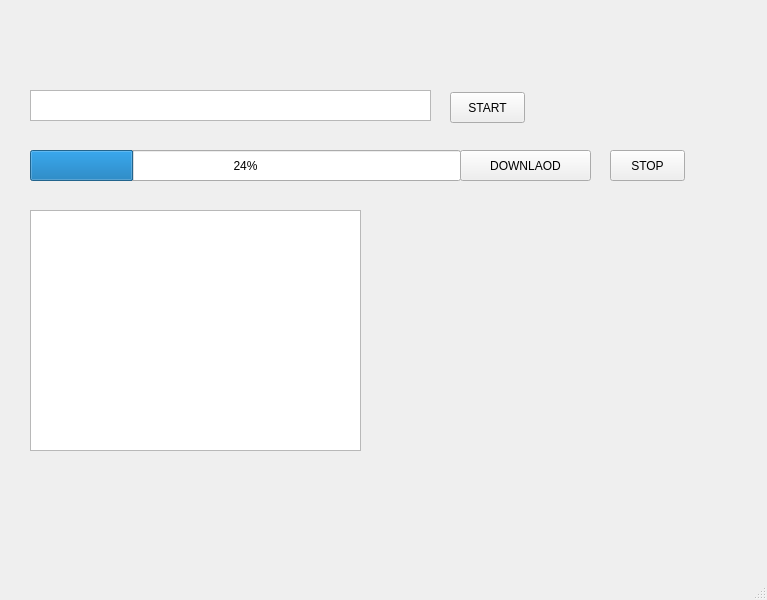
Old version of the form MainWindow.ui in the repository orisharim/Torrent-Client.
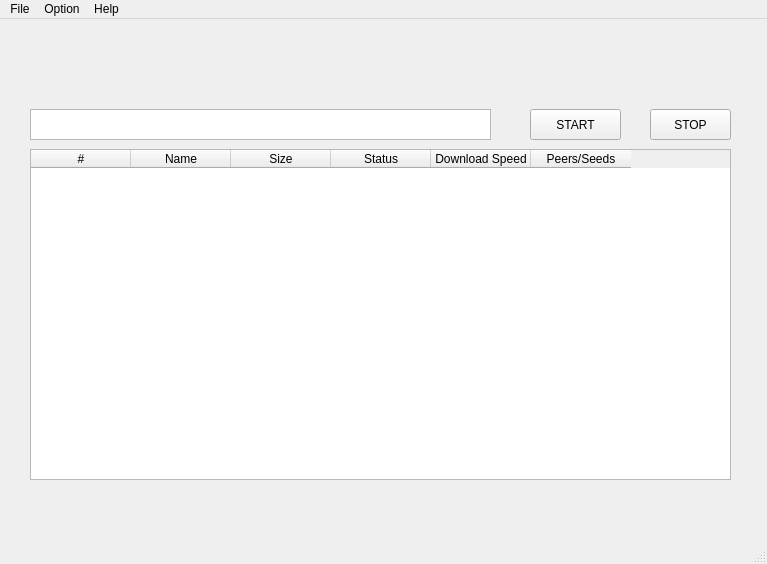
New version of the form.

```diff
--- a/MainWindow.ui
+++ b/MainWindow.ui
@@ -7,65 +7,29 @@
     <x>0</x>
     <y>0</y>
     <width>767</width>
-    <height>600</height>
+    <height>564</height>
    </rect>
   </property>
   <property name="windowTitle">
    <string>MainWindow</string>
   </property>
   <widget class="QWidget" name="centralwidget">
-   <widget class="QPushButton" name="download_BTN">
-    <property name="geometry">
-     <rect>
-      <x>460</x>
-      <y>150</y>
-      <width>131</width>
-      <height>31</height>
-     </rect>
-    </property>
-    <property name="text">
-     <string>DOWNLAOD</string>
-    </property>
-   </widget>
    <widget class="QTextBrowser" name="textBrowser">
     <property name="geometry">
      <rect>
       <x>30</x>
       <y>90</y>
-      <width>401</width>
+      <width>461</width>
       <height>31</height>
      </rect>
     </property>
    </widget>
-   <widget class="QListWidget" name="listWidget">
-    <property name="geometry">
-     <rect>
-      <x>30</x>
-      <y>210</y>
-      <width>331</width>
-      <height>241</height>
-     </rect>
-    </property>
-   </widget>
-   <widget class="QProgressBar" name="progressBar">
-    <property name="geometry">
-     <rect>
-      <x>30</x>
-      <y>150</y>
-      <width>431</width>
-      <height>31</height>
-     </rect>
-    </property>
-    <property name="value">
-     <number>24</number>
-    </property>
-   </widget>
    <widget class="QPushButton" name="stop_BTN">
     <property name="geometry">
      <rect>
-      <x>610</x>
-      <y>150</y>
-      <width>75</width>
+      <x>650</x>
+      <y>90</y>
+      <width>81</width>
       <height>31</height>
      </rect>
     </property>
@@ -76,9 +40,9 @@
    <widget class="QPushButton" name="start_BTN">
     <property name="geometry">
      <rect>
-      <x>450</x>
-      <y>92</y>
-      <width>75</width>
+      <x>530</x>
+      <y>90</y>
+      <width>91</width>
       <height>31</height>
      </rect>
     </property>
@@ -86,6 +50,46 @@
      <string>START</string>
     </property>
    </widget>
+   <widget class="QTableWidget" name="tableWidgetForData">
+    <property name="geometry">
+     <rect>
+      <x>30</x>
+      <y>130</y>
+      <width>701</width>
+      <height>331</height>
+     </rect>
+    </property>
+    <column>
+     <property name="text">
+      <string>#</string>
+     </property>
+    </column>
+    <column>
+     <property name="text">
+      <string>Name</string>
+     </property>
+    </column>
+    <column>
+     <property name="text">
+      <string>Size</string>
+     </property>
+    </column>
+    <column>
+     <property name="text">
+      <string>Status</string>
+     </property>
+    </column>
+    <column>
+     <property name="text">
+      <string>Download Speed</string>
+     </property>
+    </column>
+    <column>
+     <property name="text">
+      <string>Peers/Seeds</string>
+     </property>
+    </column>
+   </widget>
   </widget>
   <widget class="QMenuBar" name="menubar">
    <property name="geometry">
@@ -93,9 +97,27 @@
      <x>0</x>
      <y>0</y>
      <width>767</width>
-     <height>21</height>
+     <height>33</height>
     </rect>
    </property>
+   <widget class="QMenu" name="menufile">
+    <property name="title">
+     <string>File</string>
+    </property>
+   </widget>
+   <widget class="QMenu" name="menuoption">
+    <property name="title">
+     <string>Option</string>
+    </property>
+   </widget>
+   <widget class="QMenu" name="menuHelp">
+    <property name="title">
+     <string>Help</string>
+    </property>
+   </widget>
+   <addaction name="menufile"/>
+   <addaction name="menuoption"/>
+   <addaction name="menuHelp"/>
   </widget>
   <widget class="QStatusBar" name="statusbar"/>
  </widget>
```
